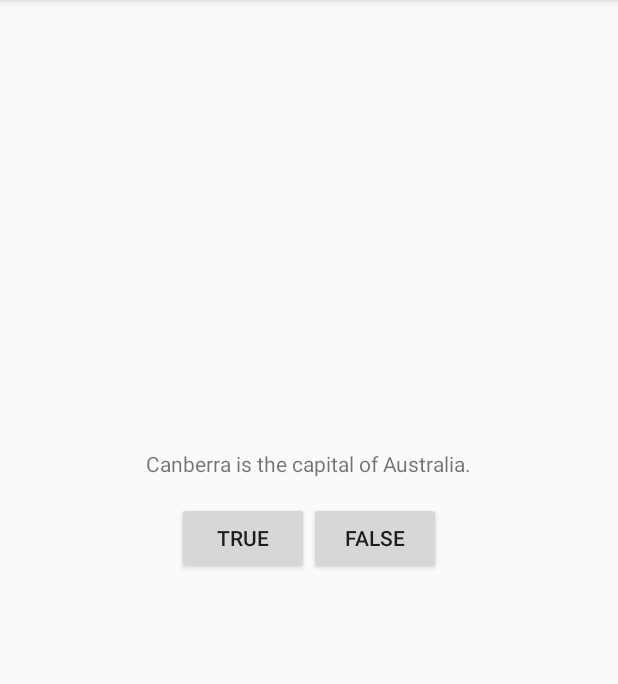
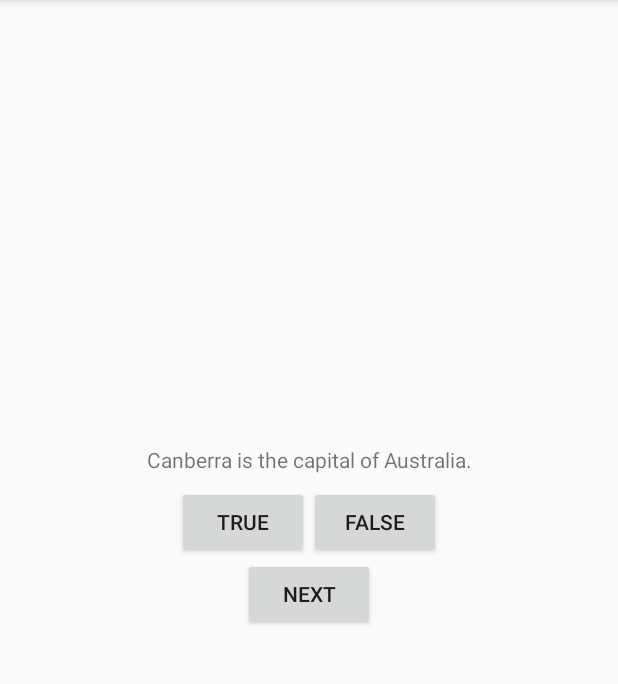
Before and after one commit to ATP93/GeoQuiz, an Android app: the screen it shows after launch (QuizActivity), after a tap on "TRUE", on a phone screen of 412 x 824 dp, the part 84-768 px from its top. Run offline under Robolectric (Android 15) with nearby library versions, the phone set to English and light mode, and no system bars.

Commit message:
add multiple questions

```diff
--- a/app/src/main/java/com/denisgalajda/geoquiz/QuizActivity.java
+++ b/app/src/main/java/com/denisgalajda/geoquiz/QuizActivity.java
@@ -4,25 +4,40 @@ import android.support.v7.app.AppCompatActivity;
 import android.os.Bundle;
 import android.view.View;
 import android.widget.Button;
+import android.widget.TextView;
 import android.widget.Toast;
 
 public class QuizActivity extends AppCompatActivity {
 
     private Button mTrueButton;
     private Button mFalseButton;
+    private Button mNextButton;
+    private TextView mQuestionTextView;
+
+    private Question[] mQuestionBank = new Question[] {
+            new Question(R.string.question_australia, true),
+            new Question(R.string.question_oceans, true),
+            new Question(R.string.question_mideast, false),
+            new Question(R.string.question_africa, false),
+            new Question(R.string.question_americas, true),
+            new Question(R.string.question_asia, true)
+    };
+
+    private int mCurrentIndex = 0;
 
     @Override
     protected void onCreate(Bundle savedInstanceState) {
         super.onCreate(savedInstanceState);
         setContentView(R.layout.activity_quiz);
 
+        mQuestionTextView = (TextView) findViewById(R.id.question_text_view);
+        updateQuestion();
+
         mTrueButton = (Button) findViewById(R.id.true_button);
         mTrueButton.setOnClickListener(new View.OnClickListener() {
             @Override
             public void onClick(View view) {
-                Toast.makeText(QuizActivity.this,
-                        R.string.correct_toast,
-                        Toast.LENGTH_SHORT).show();
+                checkAnswer(true);
             }
         });
 
@@ -30,10 +45,37 @@ public class QuizActivity extends AppCompatActivity {
         mFalseButton.setOnClickListener(new View.OnClickListener() {
             @Override
             public void onClick(View view) {
-                Toast.makeText(QuizActivity.this,
-                        R.string.incorrect_toast,
-                        Toast.LENGTH_SHORT).show();
+                checkAnswer(false);
+            }
+        });
+
+        mNextButton = (Button) findViewById(R.id.next_button);
+        mNextButton.setOnClickListener(new View.OnClickListener() {
+            @Override
+            public void onClick(View view) {
+                mCurrentIndex = (mCurrentIndex + 1) % mQuestionBank.length ;
+                updateQuestion();
             }
         });
     }
+
+    private void updateQuestion() {
+        int question = mQuestionBank[mCurrentIndex].getTextResId();
+        mQuestionTextView.setText(question);
+    }
+
+    private void checkAnswer(boolean userPressedTrue) {
+        boolean answerIsTrue = mQuestionBank[mCurrentIndex].isAnswerTrue();
+
+        int toastMessageResId = 0;
+
+        if (userPressedTrue == answerIsTrue) {
+            toastMessageResId = R.string.correct_toast;
+        } else {
+            toastMessageResId = R.string.incorrect_toast;
+        }
+
+        Toast.makeText(this, toastMessageResId, Toast.LENGTH_SHORT)
+                .show();
+    }
 }
--- a/app/src/main/res/layout/activity_quiz.xml
+++ b/app/src/main/res/layout/activity_quiz.xml
@@ -8,26 +8,29 @@
     tools:context="com.denisgalajda.geoquiz.QuizActivity">
 
     <TextView
-        android:id="@+id/question_text"
+        android:id="@+id/question_text_view"
         android:layout_width="wrap_content"
         android:layout_height="wrap_content"
-        android:text="@string/question_text"
-        app:layout_constraintBottom_toBottomOf="parent"
+        android:layout_marginBottom="8dp"
+        android:gravity="center"
+        android:paddingEnd="8dp"
+        android:paddingStart="8dp"
+        app:layout_constraintBottom_toTopOf="@+id/linearLayout"
         app:layout_constraintLeft_toLeftOf="parent"
-        app:layout_constraintRight_toRightOf="parent"
-        app:layout_constraintTop_toTopOf="parent"
-        app:layout_constraintVertical_bias="0.39999998"/>
+        app:layout_constraintRight_toRightOf="parent"/>
 
     <LinearLayout
+        android:id="@+id/linearLayout"
         android:layout_width="wrap_content"
         android:layout_height="wrap_content"
         android:layout_marginEnd="8dp"
         android:layout_marginStart="8dp"
-        android:layout_marginTop="16dp"
         android:orientation="horizontal"
+        app:layout_constraintBottom_toBottomOf="parent"
         app:layout_constraintEnd_toEndOf="parent"
         app:layout_constraintStart_toStartOf="parent"
-        app:layout_constraintTop_toBottomOf="@+id/question_text">
+        app:layout_constraintTop_toTopOf="parent"
+        app:layout_constraintVertical_bias="0.45">
 
         <Button
             android:id="@+id/true_button"
@@ -44,4 +47,15 @@
             android:text="@string/false_button"/>
     </LinearLayout>
 
+    <Button
+        android:id="@+id/next_button"
+        android:layout_width="wrap_content"
+        android:layout_height="wrap_content"
+        android:layout_marginEnd="8dp"
+        android:layout_marginStart="8dp"
+        android:text="@string/next_button"
+        app:layout_constraintEnd_toEndOf="parent"
+        app:layout_constraintStart_toStartOf="parent"
+        app:layout_constraintTop_toBottomOf="@+id/linearLayout"/>
+
 </android.support.constraint.ConstraintLayout>
--- a/app/src/main/res/values/strings.xml
+++ b/app/src/main/res/values/strings.xml
@@ -3,6 +3,14 @@
     <string name="question_text">Canberra is the capital of Australia.</string>
     <string name="true_button">True</string>
     <string name="false_button">False</string>
+    <string name="next_button">Next</string>
     <string name="correct_toast">Correct!</string>
     <string name="incorrect_toast">Incorrect!</string>
+
+    <string name="question_australia">Canberra is the capital of Australia.</string>
+    <string name="question_oceans">The Pacific Ocean is larger than the Atlantic Ocean.</string>
+    <string name="question_mideast">The Suez Canal connects the Red Sea and the Indian Ocean.</string>
+    <string name="question_africa">The source of the Nile River is in Egypt.</string>
+    <string name="question_americas">The Amazon River is the longest river in the Americas.</string>
+    <string name="question_asia">Lake Baikal is the world\'s oldest and deepest freshwater lake.</string>
 </resources>
```
